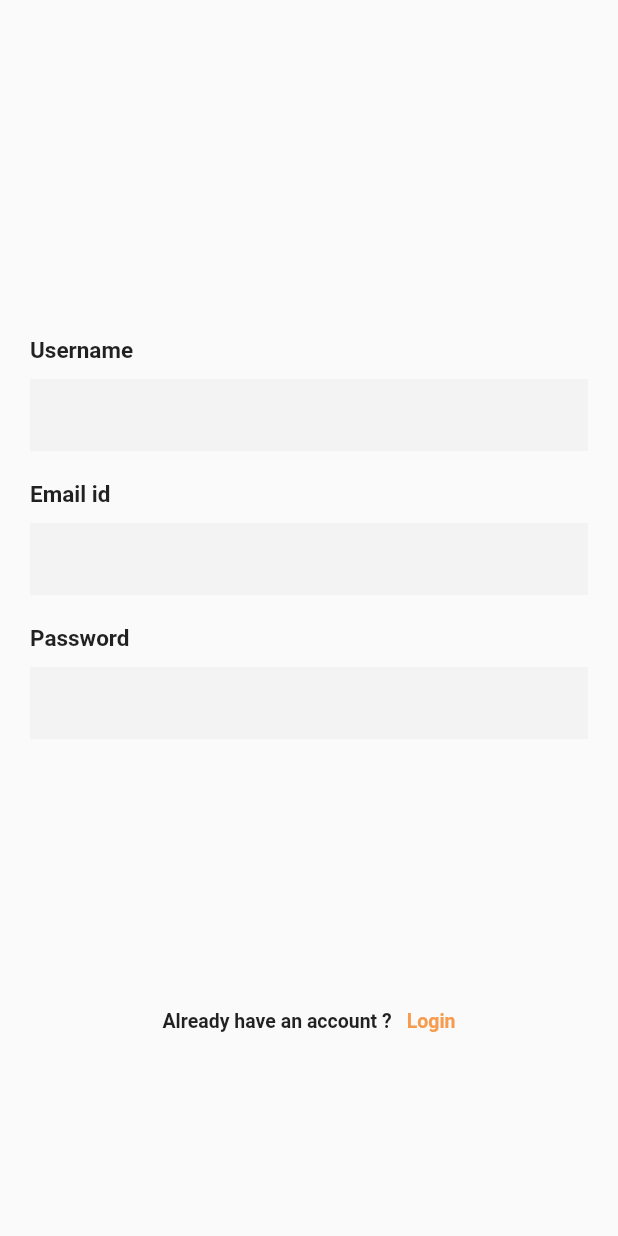
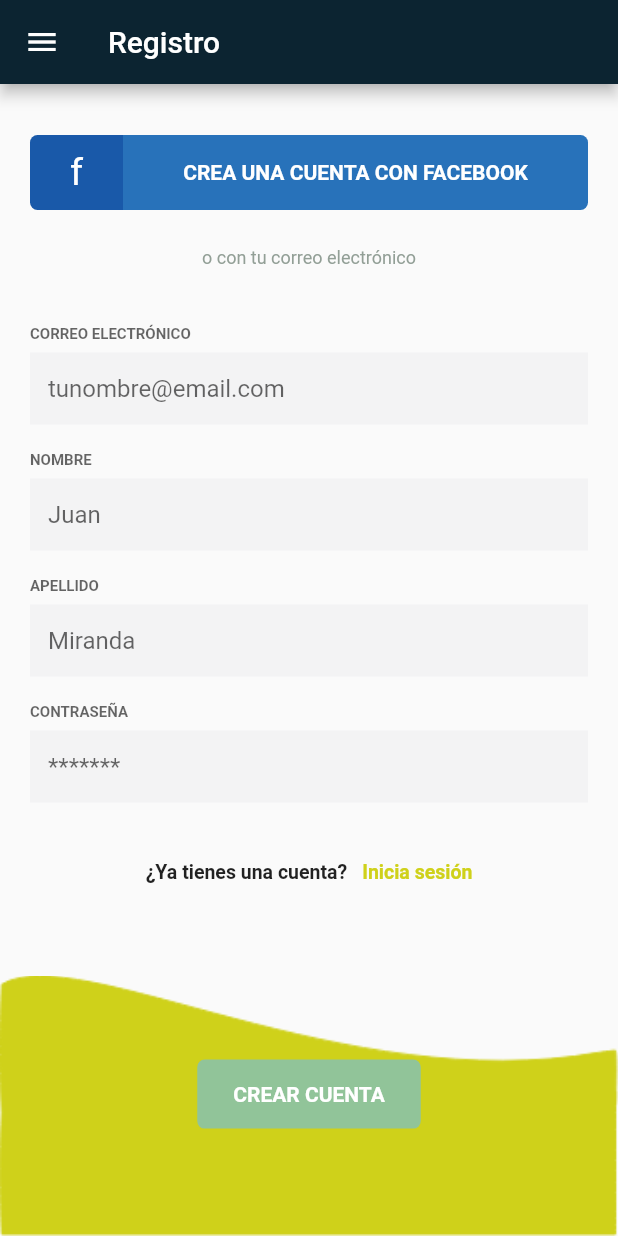
Before and after one commit to alondraSanchezM/PaDi-parking, a Flutter app: the SignUpPage screen opened directly, on a phone screen of 412 x 824 dp. Run offline on Flutter 3.47's test engine with Material 2 defaults, Android fonts, the phone set to English and light mode, and no system bars.

Commit message:
UI - singup

```diff
--- a/lib/src/singup.dart
+++ b/lib/src/singup.dart
@@ -11,22 +11,26 @@ class SignUpPage extends StatefulWidget {
 }
 
 class _SignUpPageState extends State<SignUpPage> {
-  Widget _entryField(String title, {bool isPassword = false}) {
+  Widget _entryField(String title, String hint, {bool isPassword = false}) {
     return Container(
-      margin: EdgeInsets.symmetric(vertical: 10),
+      margin: EdgeInsets.symmetric(vertical: 4),
       child: Column(
         crossAxisAlignment: CrossAxisAlignment.start,
         children: <Widget>[
           Text(
             title,
-            style: TextStyle(fontWeight: FontWeight.bold, fontSize: 15),
+            style: TextStyle(
+                fontWeight: FontWeight.w700,
+                fontSize: 10,
+                color: Color(0x99000000)),
           ),
           SizedBox(
-            height: 10,
+            height: 6,
           ),
           TextField(
               obscureText: isPassword,
               decoration: InputDecoration(
+                  hintText: hint,
                   border: InputBorder.none,
                   fillColor: Color(0xfff3f3f4),
                   filled: true))
@@ -34,7 +38,6 @@ class _SignUpPageState extends State<SignUpPage> {
       ),
     );
   }
-
 
   Widget _loginAccountLabel() {
     return InkWell(
@@ -50,16 +53,16 @@ class _SignUpPageState extends State<SignUpPage> {
           mainAxisAlignment: MainAxisAlignment.center,
           children: <Widget>[
             Text(
-              'Already have an account ?',
+              '¿Ya tienes una cuenta?',
               style: TextStyle(fontSize: 13, fontWeight: FontWeight.w600),
             ),
             SizedBox(
               width: 10,
             ),
             Text(
-              'Login',
+              'Inicia sesión',
               style: TextStyle(
-                  color: Color(0xfff79c4f),
+                  color: Color(0xffCFD11A),
                   fontSize: 13,
                   fontWeight: FontWeight.w600),
             ),
@@ -72,10 +75,95 @@ class _SignUpPageState extends State<SignUpPage> {
   Widget _emailPasswordWidget() {
     return Column(
       children: <Widget>[
-        _entryField("Username"),
-        _entryField("Email id"),
-        _entryField("Password", isPassword: true),
+        _entryField("CORREO ELECTRÓNICO", "tunombre@email.com"),
+        SizedBox(height: 10),
+        _entryField("NOMBRE", "Juan"),
+        SizedBox(height: 10),
+        _entryField("APELLIDO", "Miranda"),
+        SizedBox(height: 10),
+        _entryField("CONTRASEÑA", "*******", isPassword: true),
       ],
+    );
+  }
+
+  Widget _labelOr() {
+    return Container(
+        margin: EdgeInsets.only(top: 15, bottom: 10),
+        child: Column(
+          children: <Widget>[
+            Text(
+              'o con tu correo electrónico',
+              style: TextStyle(color: Color(0xd9808F85), fontSize: 12),
+            ),
+          ],
+        ));
+  }
+
+  Widget _facebookButton() {
+    return Container(
+      height: 50,
+      margin: EdgeInsets.symmetric(vertical: 10),
+      decoration: BoxDecoration(
+        borderRadius: BorderRadius.all(Radius.circular(10)),
+      ),
+      child: Row(
+        children: <Widget>[
+          Expanded(
+            flex: 1,
+            child: Container(
+              decoration: BoxDecoration(
+                color: Color(0xff1959a9),
+                borderRadius: BorderRadius.only(
+                    bottomLeft: Radius.circular(5),
+                    topLeft: Radius.circular(5)),
+              ),
+              alignment: Alignment.center,
+              child: Text('f',
+                  style: TextStyle(
+                      color: Colors.white,
+                      fontSize: 25,
+                      fontWeight: FontWeight.w400)),
+            ),
+          ),
+          Expanded(
+            flex: 5,
+            child: Container(
+              decoration: BoxDecoration(
+                color: Color(0xff2872ba),
+                borderRadius: BorderRadius.only(
+                    bottomRight: Radius.circular(5),
+                    topRight: Radius.circular(5)),
+              ),
+              alignment: Alignment.center,
+              child: Text('CREA UNA CUENTA CON FACEBOOK',
+                  style: TextStyle(
+                      color: Colors.white,
+                      fontSize: 14,
+                      fontWeight: FontWeight.w700)),
+            ),
+          ),
+        ],
+      ),
+    );
+  }
+
+  Widget _submitButton() {
+    return Container(
+      width: 149,
+      padding: EdgeInsets.symmetric(vertical: 15),
+      alignment: Alignment.center,
+      decoration: BoxDecoration(
+        borderRadius: BorderRadius.all(Radius.circular(5)),
+        color: Color(0xff91C499),
+      ),
+      child: Text(
+        'CREAR CUENTA',
+        style: TextStyle(
+          fontSize: 14,
+          color: Colors.white,
+          fontWeight: FontWeight.w700,
+        ),
+      ),
     );
   }
 
@@ -83,15 +171,28 @@ class _SignUpPageState extends State<SignUpPage> {
   Widget build(BuildContext context) {
     final height = MediaQuery.of(context).size.height;
     return Scaffold(
+      appBar: AppBar(
+        title: Text('Registro'),
+        backgroundColor: Color(0xff0C2431),
+      ),
+      drawer: Drawer(
+          child: new ListView(
+        children: <Widget>[
+          Text('Primero elemento!'),
+          //Menu deisy
+        ],
+      )),
       body: Container(
         height: height,
         child: Stack(
           children: <Widget>[
-           // Positioned(
-           //   top: -MediaQuery.of(context).size.height * .15,
-           //   right: -MediaQuery.of(context).size.width * .4,
-              //child: BezierContainer(),
-           // ),
+            Positioned.fill(
+              child: Image.asset(
+                "assets/low-shape.png",
+                fit: BoxFit.fitWidth,
+                alignment: Alignment.bottomLeft,
+              ),
+            ),
             Container(
               padding: EdgeInsets.symmetric(horizontal: 20),
               child: SingleChildScrollView(
@@ -99,16 +200,15 @@ class _SignUpPageState extends State<SignUpPage> {
                   crossAxisAlignment: CrossAxisAlignment.center,
                   mainAxisAlignment: MainAxisAlignment.center,
                   children: <Widget>[
-                    SizedBox(height: height * .2),
-                    SizedBox(
-                      height: 50,
-                    ),
+                    SizedBox(height: 24),
+                    _facebookButton(),
+                    _labelOr(),
+                    SizedBox(height: 24),
                     _emailPasswordWidget(),
-                    SizedBox(
-                      height: 20,
-                    ),
-                    SizedBox(height: height * .14),
                     _loginAccountLabel(),
+                    SizedBox(height: height * .10),
+                      _submitButton(),
+                    SizedBox(height: 24),
                   ],
                 ),
               ),
```
